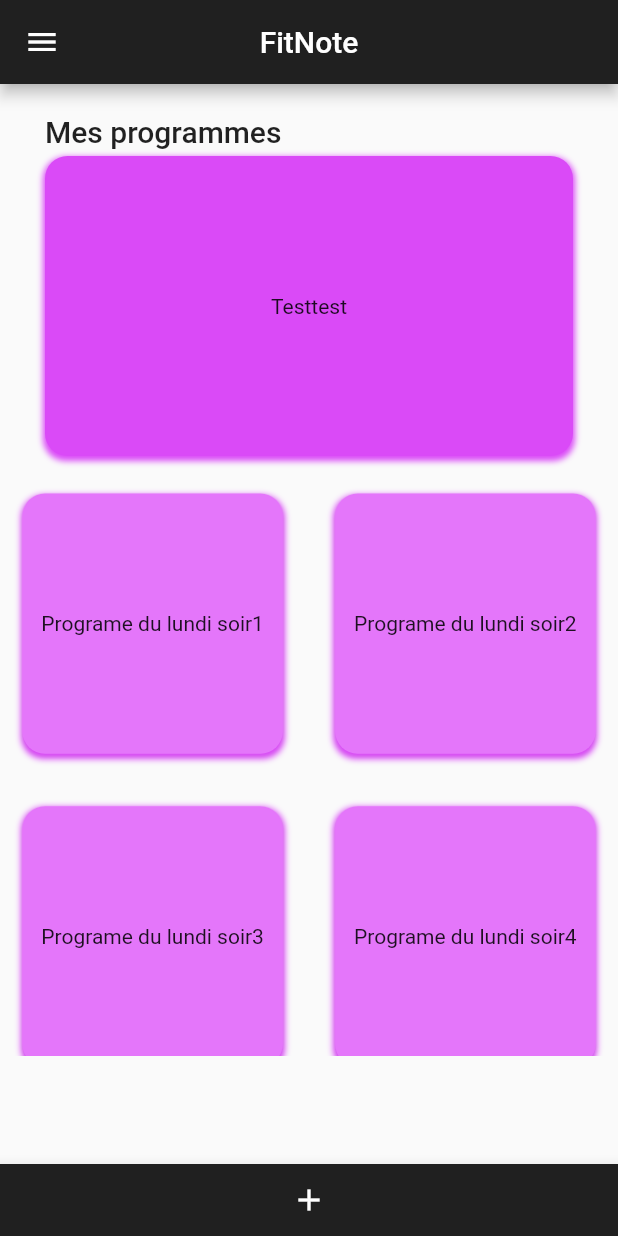
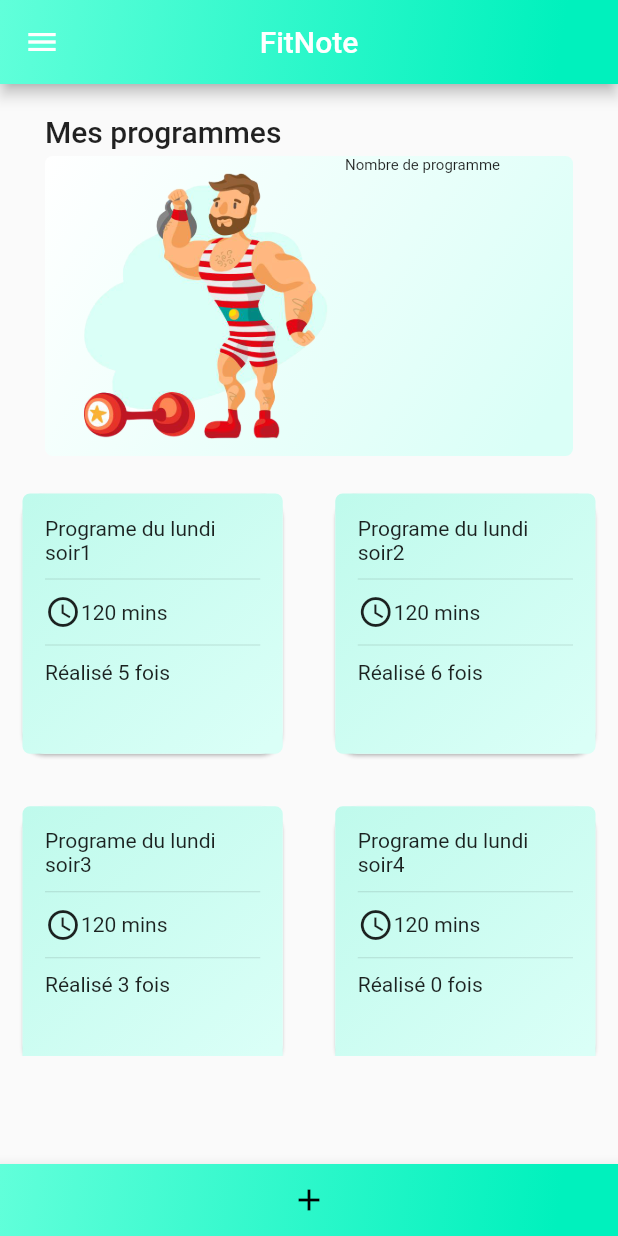
Before and after one commit to Sidarzo/FitNote, a Flutter app: the screen it shows after launch, on a phone screen of 412 x 824 dp. Run offline on Flutter 3.47's test engine with Material 2 defaults, Android fonts, the phone set to English and light mode, and no system bars; our stand-ins replace sqflite; accounts and stored records are empty.

Commit message:
Update + UI + Organize code

```diff
--- a/lib/component/custom_app_bar.dart
+++ b/lib/component/custom_app_bar.dart
@@ -5,8 +5,20 @@ class CustomBottomAppBar {
     return BottomAppBar(
       shape: const CircularNotchedRectangle(),
       color: const Color.fromARGB(255, 32, 32, 32),
-      child: IconTheme(
-        data: const IconThemeData(color: Colors.white),
+       child: Container(
+        decoration: const BoxDecoration(
+            gradient:  LinearGradient(
+                    begin: Alignment.topLeft,
+                    end: Alignment(0.8, 1),
+                    colors: <Color>[
+                    Color.fromARGB(255, 97, 255, 218),
+                    Color.fromARGB(255, 0, 241, 189),
+                  ], // Gradient from https://learnui.design/tools/gradient-generator.html
+              tileMode: TileMode.clamp,
+          ),
+        ),
+        child:  IconTheme(
+         data: const IconThemeData(color: Colors.black),
          child: Row(
            mainAxisAlignment: MainAxisAlignment.center,
            children: <Widget>[
@@ -18,6 +30,8 @@ class CustomBottomAppBar {
            ],
          ),
        ),
+      )
+
     );
   }
 }
--- a/lib/main.dart
+++ b/lib/main.dart
@@ -61,15 +61,30 @@ class _HomePageState extends State<HomePage> {
     super.initState();
   }
 
+
   Widget build(BuildContext context) {
     return MaterialApp(
       home: Scaffold(
 
           appBar: AppBar(
-            backgroundColor: const Color.fromARGB(255, 32, 32, 32),
+            flexibleSpace: Container(
+              decoration: const BoxDecoration(
+            gradient:  LinearGradient(
+                    begin: Alignment.topLeft,
+                    end: Alignment(0.8, 1),
+                    colors: <Color>[
+                    Color.fromARGB(255, 97, 255, 218),
+                    Color.fromARGB(255, 0, 241, 189),
+                    ],
+                    tileMode: TileMode.clamp,
+                ),
+              ),
+            ),
             title: const Text('FitNote'),
             centerTitle: true,
+
           ),
+
           body: Column(
             children: [
               buildTopApp(),
@@ -107,6 +122,68 @@ class _HomePageState extends State<HomePage> {
     );
   }
 
+
+// TOP APP
+buildTopApp(){
+  return Column(
+    mainAxisAlignment: MainAxisAlignment.start,
+    children: [
+    Container(
+      alignment: Alignment.centerLeft,
+      margin: const EdgeInsets.fromLTRB(30, 20, 0, 5),
+      child: const Text('Mes programmes',
+        style: TextStyle(
+          fontSize: 20,
+          fontWeight: FontWeight.w500
+        ),
+      ),
+    ),
+    Container(
+        height: 200,
+        margin: const EdgeInsets.fromLTRB(30, 0, 30, 10),
+        decoration: BoxDecoration(
+          borderRadius: BorderRadius.circular(5.0),
+         // color: Color.fromRGBO(218, 255, 247, 1),
+          gradient: const LinearGradient(
+            begin: Alignment.topLeft,
+            end: Alignment(0.8, 1),
+            colors: <Color>[
+              Color.fromARGB(255, 255, 255, 255),
+              Color.fromRGBO(218, 255, 247, 1),
+            ], // Gradient from https://learnui.design/tools/gradient-generator.html
+            tileMode: TileMode.clamp,
+        ),
+          // boxShadow: const [
+          //   BoxShadow(
+          //      color: Color.fromARGB(255, 218, 74, 247),
+          //           offset: Offset(0, 2),
+          //           blurRadius: 3,
+          //           spreadRadius: 1,
+          //   )
+          // ]
+        ),
+        child: Row(
+          mainAxisAlignment: MainAxisAlignment.start,
+          children: [
+            const Image(image: AssetImage('assets/images/topAppimg2.jpg')),
+            Column(
+              children: const [
+                Text('Nombre de programme',
+                style: TextStyle(
+                  fontSize: 10,
+                ),
+                ),
+                Text('')
+              ],
+            )
+          ],
+        ),
+      ),
+    ],
+  );
+}
+
+// Programs LIST
   buildListPrograms() {
     Future<List<Program>> callAsyncFetch() => Future.delayed(
         const Duration(milliseconds: 10), () => _dvm.getPrograms());
@@ -157,27 +234,54 @@ class _HomePageState extends State<HomePage> {
         child: Container(
         height: 10,
         width: 10,
-        child: Center(child: Text(program.name)
+        child: Container(
+          margin: EdgeInsets.all(15),
+          child: Column(
+          children: [
+            Text(program.name),
+            const Divider(
+              height: 20,
             ),
-            decoration: BoxDecoration(
-                color: Color.fromARGB(255, 228, 118, 250),
-                boxShadow: const [
-                  BoxShadow(
-                    color: Color.fromARGB(255, 218, 74, 247),
-                    offset: Offset(0, 2),
-                    blurRadius: 3,
-                    spreadRadius: 1,
-                  ),
+            Row(children: [
+              Icon(Icons.access_time),
+              Text(program.duration.toString() + ' mins')
+            ],
+            ),
+            const Divider(
+              height: 20,
+            ),
+            Row(
+              children: [
+                Text('Réalisé ${program.realized} fois')
+              ],
+            )
+          ],
+        ),
+        ),
+          decoration: BoxDecoration(
+                gradient: const LinearGradient(
+                  begin: Alignment.topLeft,
+                  end: Alignment(0.8, 1),
+                  colors: <Color>[
+                   Color.fromARGB(255, 191, 250, 236),
+                  Color.fromRGBO(218, 255, 247, 1),
+                ], // Gradient from https://learnui.design/tools/gradient-generator.html
+            tileMode: TileMode.clamp,
+        ),
+                // boxShadow: const [
+                //   BoxShadow(
+                //     color: Color.fromARGB(255, 218, 74, 247),
+                //     offset: Offset(0, 2),
+                //     blurRadius: 3,
+                //     spreadRadius: 1,
+                //   ),
 
-                ],
-                borderRadius: BorderRadius.circular(15.0),
+                // ],
+                borderRadius: BorderRadius.circular(5.0),
             ),
           ),
         )
-        );
-
-
-
+      );
 
 
 
@@ -271,50 +375,7 @@ class _HomePageState extends State<HomePage> {
   }
 }
 
-buildTopApp(){
-  return Column(
-    mainAxisAlignment: MainAxisAlignment.start,
-    children: [
-    Container(
-      alignment: Alignment.centerLeft,
-      margin: const EdgeInsets.fromLTRB(30, 20, 0, 5),
-      child: const Text('Mes programmes',
-        style: TextStyle(
-          fontSize: 20,
-          fontWeight: FontWeight.w500
-        ),
-      ),
-    ),
-    Container(
-        height: 200,
-        margin: const EdgeInsets.fromLTRB(30, 0, 30, 10),
-        decoration: BoxDecoration(
-          borderRadius: BorderRadius.circular(15.0),
-          color: const Color.fromARGB(255, 218, 74, 247),
-          boxShadow: const [
-            BoxShadow(
-               color: Color.fromARGB(255, 218, 74, 247),
-                    offset: Offset(0, 2),
-                    blurRadius: 3,
-                    spreadRadius: 1,
-            )
-          ]
-        ),
-        child: Row(
-          mainAxisAlignment: MainAxisAlignment.center,
-          children: [
-            Text('Test'),
-            Text('test'),
-          ],
-        ),
-      ),
-    ],
-  );
-
-
-
-}
-
+// ROUTER
 class Router {
   static Route<dynamic> generateRoute(RouteSettings settings) {
     switch (settings.name) {
--- a/lib/model/program.dart
+++ b/lib/model/program.dart
@@ -4,20 +4,23 @@ class Program {
   final int? id;
   final String name;
   final int duration;
+  final int realized;
 
   Program({
     required this.id,
     required this.name,
     required this.duration,
+    required this.realized
   });
 
   Program.fromMap(Map<String, dynamic> res)
       : id = res['id'],
         name = res['name'],
-        duration = res['duration'];
+        duration = res['duration'],
+        realized = res['realized'];
 
   Map<String, Object?> toMap() {
-    return {'id': id, 'name': name, 'duration' : duration};
+    return {'id': id, 'name': name, 'duration' : duration, 'realized' : realized};
   }
 
 // Define a function that inserts dogs into the database
@@ -42,15 +45,15 @@ class Program {
     // });
 
     List<Program> listProgram = [
-      Program(id: 1, name: 'Programe du lundi soir1', duration: 120),
-      Program(id: 2, name: 'Programe du lundi soir2', duration: 120),
-      Program(id: 3, name: 'Programe du lundi soir3', duration: 120),
-      Program(id: 4, name: 'Programe du lundi soir4', duration: 120),
-      Program(id: 5, name: 'Programe du lundi soir5', duration: 120),
-      Program(id: 6, name: 'Programe du lundi soir6', duration: 120),
-      Program(id: 7, name: 'Programe du lundi soir7', duration: 120),
-      Program(id: 8, name: 'Programe du lundi soir8', duration: 120),
-      Program(id: 9, name: 'Programe du lundi soir9', duration: 120),
+      Program(id: 1, name: 'Programe du lundi soir1', duration: 120, realized : 5),
+      Program(id: 2, name: 'Programe du lundi soir2', duration: 120, realized : 6),
+      Program(id: 3, name: 'Programe du lundi soir3', duration: 120, realized : 3),
+      Program(id: 4, name: 'Programe du lundi soir4', duration: 120, realized : 0),
+      Program(id: 5, name: 'Programe du lundi soir5', duration: 120, realized : 1),
+      Program(id: 6, name: 'Programe du lundi soir6', duration: 120, realized : 10),
+      Program(id: 7, name: 'Programe du lundi soir7', duration: 120, realized : 32),
+      Program(id: 8, name: 'Programe du lundi soir8', duration: 120, realized : 4),
+      Program(id: 9, name: 'Programe du lundi soir9', duration: 120, realized : 1),
 
       ];
     return listProgram;
--- a/pubspec.yaml
+++ b/pubspec.yaml
@@ -60,8 +60,8 @@ flutter:
   uses-material-design: true
 
   # To add assets to your application, add an assets section, like this:
-  # assets:
-  #   - images/a_dot_burr.jpeg
+  assets:
+    - assets/images/
   #   - images/a_dot_ham.jpeg
 
   # An image asset can refer to one or more resolution-specific "variants", see
```
Also changed, not shown: assets/images/topAppimg.jpg (added), assets/images/topAppimg2.jpg (added), 1 other file. Lines whose indentation alone changed are shown as unchanged.
